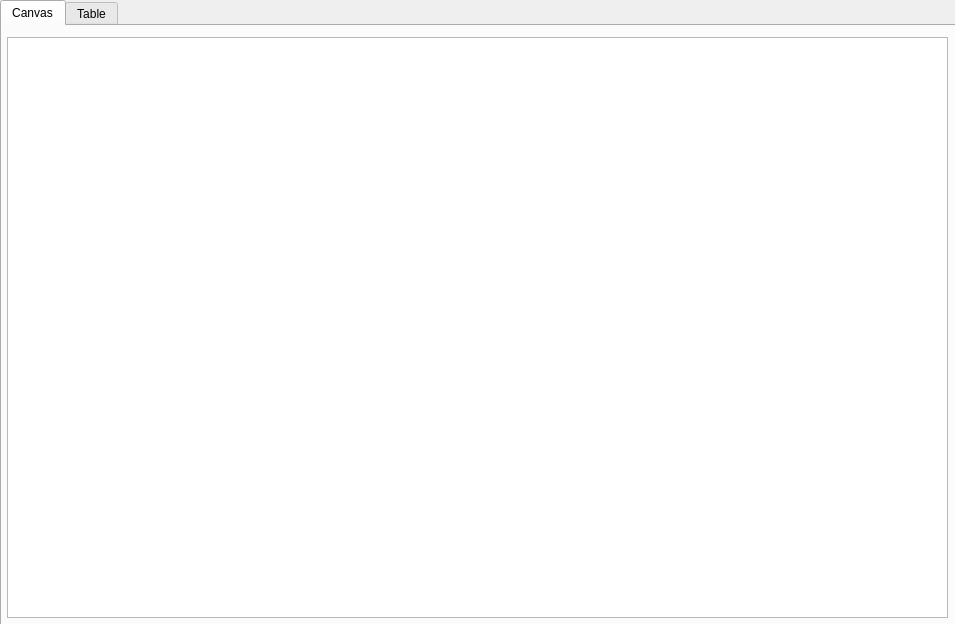
The window that CoolCats/dialog.ui (25wes25/include-dad-) describes before a commit, drawn with Qt 5.
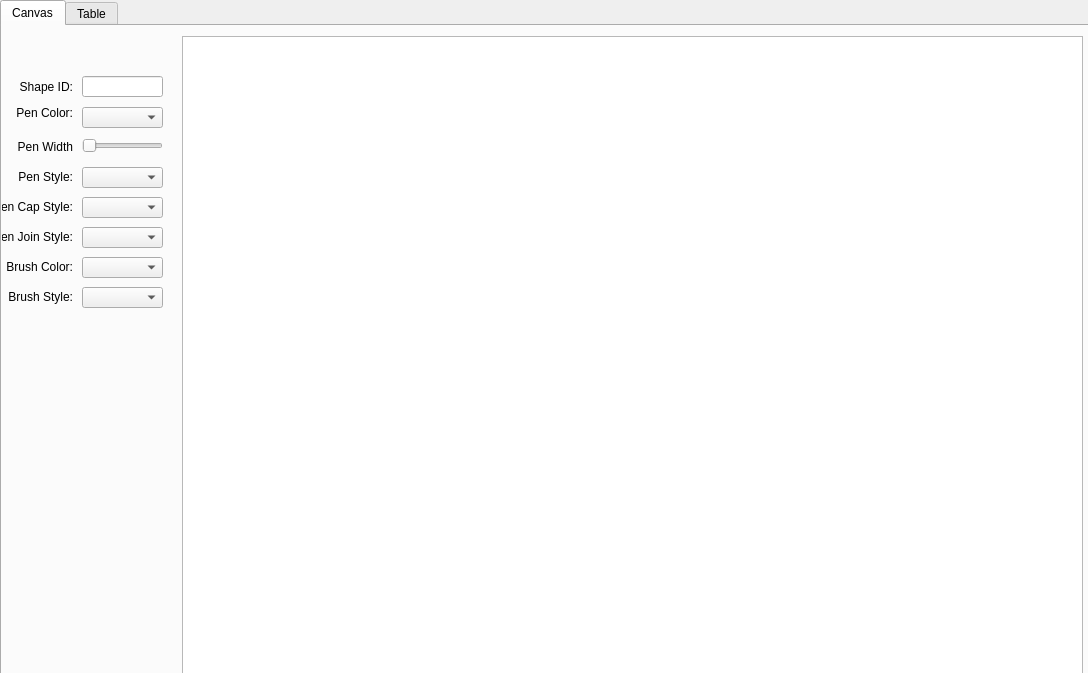
The same window after the commit.

```diff
--- a/CoolCats/dialog.ui
+++ b/CoolCats/dialog.ui
@@ -6,8 +6,8 @@
    <rect>
     <x>0</x>
     <y>0</y>
-    <width>955</width>
-    <height>624</height>
+    <width>1088</width>
+    <height>673</height>
    </rect>
   </property>
   <property name="windowTitle">
@@ -21,8 +21,8 @@
     <rect>
      <x>0</x>
      <y>0</y>
-     <width>961</width>
-     <height>631</height>
+     <width>1091</width>
+     <height>691</height>
     </rect>
    </property>
    <property name="currentIndex">
@@ -35,10 +35,233 @@
     <widget class="QGraphicsView" name="graphicsView">
      <property name="geometry">
       <rect>
-       <x>5</x>
-       <y>11</y>
-       <width>941</width>
-       <height>581</height>
+       <x>180</x>
+       <y>10</y>
+       <width>901</width>
+       <height>641</height>
+      </rect>
+     </property>
+    </widget>
+    <widget class="QLineEdit" name="shapeIdEdit">
+     <property name="geometry">
+      <rect>
+       <x>80</x>
+       <y>50</y>
+       <width>81</width>
+       <height>21</height>
+      </rect>
+     </property>
+     <property name="layoutDirection">
+      <enum>Qt::LeftToRight</enum>
+     </property>
+     <property name="text">
+      <string/>
+     </property>
+     <property name="maxLength">
+      <number>3</number>
+     </property>
+     <property name="alignment">
+      <set>Qt::AlignRight|Qt::AlignTrailing|Qt::AlignVCenter</set>
+     </property>
+    </widget>
+    <widget class="QLabel" name="shapeIdLabel">
+     <property name="geometry">
+      <rect>
+       <x>0</x>
+       <y>50</y>
+       <width>71</width>
+       <height>21</height>
+      </rect>
+     </property>
+     <property name="text">
+      <string>Shape ID:</string>
+     </property>
+     <property name="alignment">
+      <set>Qt::AlignRight|Qt::AlignTrailing|Qt::AlignVCenter</set>
+     </property>
+    </widget>
+    <widget class="QComboBox" name="penColorEdit">
+     <property name="geometry">
+      <rect>
+       <x>80</x>
+       <y>81</y>
+       <width>81</width>
+       <height>21</height>
+      </rect>
+     </property>
+    </widget>
+    <widget class="QComboBox" name="penStyleEdit">
+     <property name="geometry">
+      <rect>
+       <x>80</x>
+       <y>141</y>
+       <width>81</width>
+       <height>21</height>
+      </rect>
+     </property>
+    </widget>
+    <widget class="QSlider" name="penWidthEdit">
+     <property name="geometry">
+      <rect>
+       <x>80</x>
+       <y>109</y>
+       <width>81</width>
+       <height>21</height>
+      </rect>
+     </property>
+     <property name="orientation">
+      <enum>Qt::Horizontal</enum>
+     </property>
+    </widget>
+    <widget class="QLabel" name="penColorLabel">
+     <property name="geometry">
+      <rect>
+       <x>0</x>
+       <y>77</y>
+       <width>71</width>
+       <height>20</height>
+      </rect>
+     </property>
+     <property name="text">
+      <string>Pen Color:</string>
+     </property>
+     <property name="alignment">
+      <set>Qt::AlignRight|Qt::AlignTrailing|Qt::AlignVCenter</set>
+     </property>
+    </widget>
+    <widget class="QLabel" name="penWidthLabel">
+     <property name="geometry">
+      <rect>
+       <x>0</x>
+       <y>110</y>
+       <width>71</width>
+       <height>21</height>
+      </rect>
+     </property>
+     <property name="text">
+      <string>Pen Width</string>
+     </property>
+     <property name="alignment">
+      <set>Qt::AlignRight|Qt::AlignTrailing|Qt::AlignVCenter</set>
+     </property>
+    </widget>
+    <widget class="QLabel" name="penStyleLabel">
+     <property name="geometry">
+      <rect>
+       <x>0</x>
+       <y>140</y>
+       <width>71</width>
+       <height>21</height>
+      </rect>
+     </property>
+     <property name="text">
+      <string>Pen Style:</string>
+     </property>
+     <property name="alignment">
+      <set>Qt::AlignRight|Qt::AlignTrailing|Qt::AlignVCenter</set>
+     </property>
+    </widget>
+    <widget class="QLabel" name="penCapStyleLabel">
+     <property name="geometry">
+      <rect>
+       <x>0</x>
+       <y>170</y>
+       <width>71</width>
+       <height>21</height>
+      </rect>
+     </property>
+     <property name="text">
+      <string>Pen Cap Style:</string>
+     </property>
+     <property name="alignment">
+      <set>Qt::AlignRight|Qt::AlignTrailing|Qt::AlignVCenter</set>
+     </property>
+    </widget>
+    <widget class="QComboBox" name="PenCapEdit">
+     <property name="geometry">
+      <rect>
+       <x>80</x>
+       <y>171</y>
+       <width>81</width>
+       <height>21</height>
+      </rect>
+     </property>
+    </widget>
+    <widget class="QLabel" name="PenJoinLabel">
+     <property name="geometry">
+      <rect>
+       <x>0</x>
+       <y>200</y>
+       <width>71</width>
+       <height>21</height>
+      </rect>
+     </property>
+     <property name="text">
+      <string>Pen Join Style:</string>
+     </property>
+     <property name="alignment">
+      <set>Qt::AlignRight|Qt::AlignTrailing|Qt::AlignVCenter</set>
+     </property>
+    </widget>
+    <widget class="QComboBox" name="PenJoinEdit">
+     <property name="geometry">
+      <rect>
+       <x>80</x>
+       <y>201</y>
+       <width>81</width>
+       <height>21</height>
+      </rect>
+     </property>
+    </widget>
+    <widget class="QLabel" name="BrushColorLabel">
+     <property name="geometry">
+      <rect>
+       <x>0</x>
+       <y>230</y>
+       <width>71</width>
+       <height>21</height>
+      </rect>
+     </property>
+     <property name="text">
+      <string>Brush Color:</string>
+     </property>
+     <property name="alignment">
+      <set>Qt::AlignRight|Qt::AlignTrailing|Qt::AlignVCenter</set>
+     </property>
+    </widget>
+    <widget class="QComboBox" name="brushColorEdit">
+     <property name="geometry">
+      <rect>
+       <x>80</x>
+       <y>231</y>
+       <width>81</width>
+       <height>21</height>
+      </rect>
+     </property>
+    </widget>
+    <widget class="QLabel" name="brushStyleLabel">
+     <property name="geometry">
+      <rect>
+       <x>0</x>
+       <y>260</y>
+       <width>71</width>
+       <height>21</height>
+      </rect>
+     </property>
+     <property name="text">
+      <string>Brush Style:</string>
+     </property>
+     <property name="alignment">
+      <set>Qt::AlignRight|Qt::AlignTrailing|Qt::AlignVCenter</set>
+     </property>
+    </widget>
+    <widget class="QComboBox" name="brushStyleEdit">
+     <property name="geometry">
+      <rect>
+       <x>80</x>
+       <y>261</y>
+       <width>81</width>
+       <height>21</height>
       </rect>
      </property>
     </widget>
```
